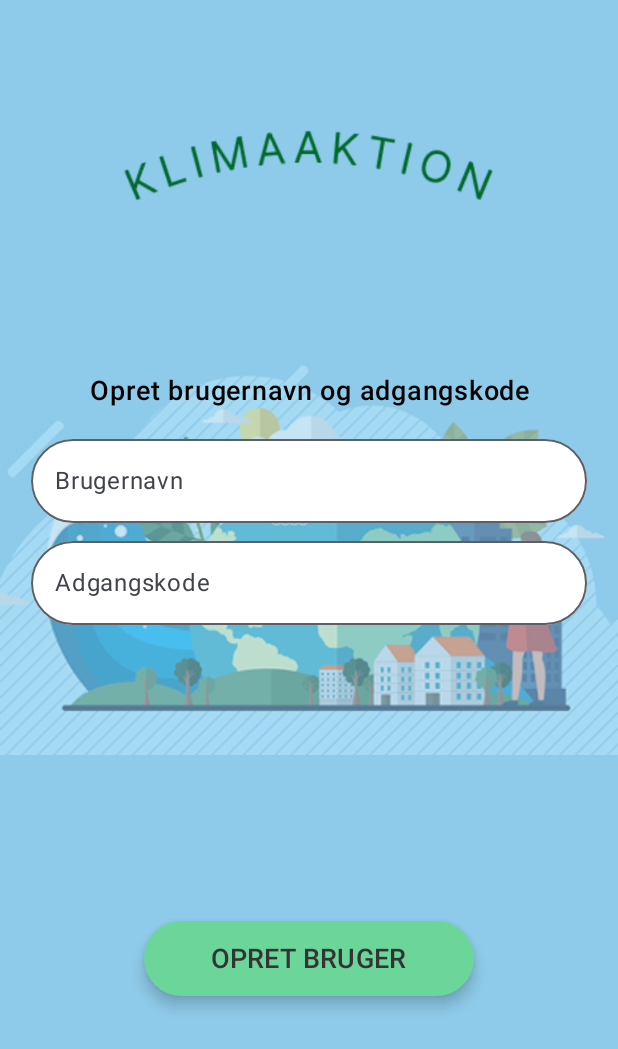
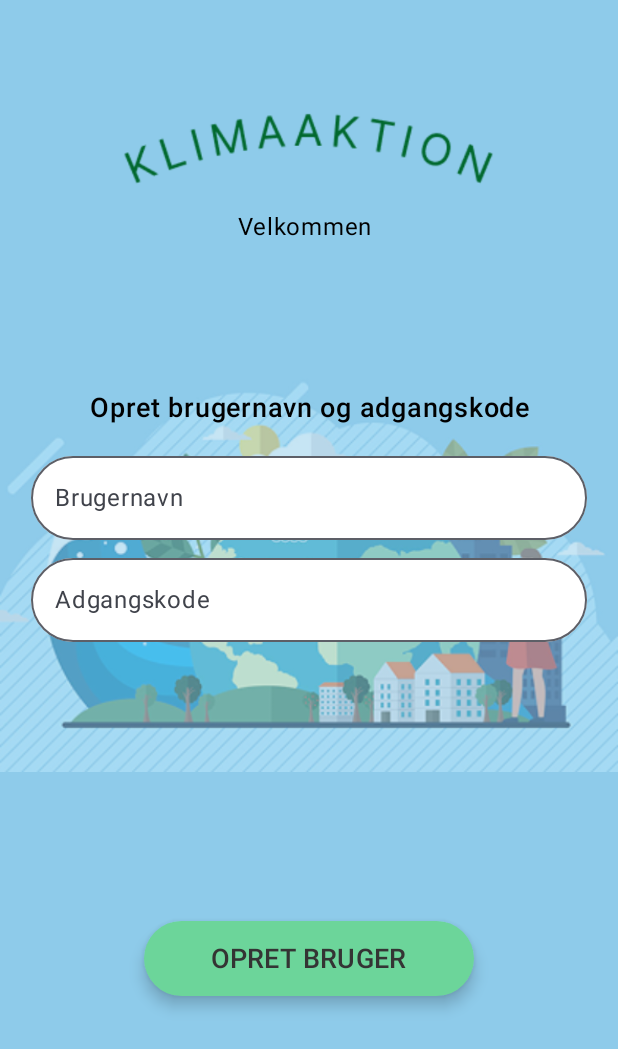
Before and after one commit to njgroenbech/Klimaapplikation, an Android app built with Jetpack Compose: the CreateUserScreen screen opened through its navigation route, on a phone screen of 412 x 824 dp. Shown: the top 1049 px of the screen. Run offline under Robolectric (Android 15) with nearby library versions, the phone set to English and light mode, and no system bars.

Commit message:
Tilføjelse af velkommen besked

```diff
--- a/app/src/main/java/com/example/klimaaktion/view/createuserscreen/CreateUserScreen.kt
+++ b/app/src/main/java/com/example/klimaaktion/view/createuserscreen/CreateUserScreen.kt
@@ -45,7 +45,6 @@ fun CreateUserScreen(navController: NavController) {
     var usernameText by remember { mutableStateOf("") }
     var passwordText by remember { mutableStateOf("") }
 
-    // Linje 47-84 er fra frontscreen packagen lavet af Felix
     Box(
         modifier = Modifier
             .fillMaxSize()
@@ -68,7 +67,10 @@ fun CreateUserScreen(navController: NavController) {
                     .width(400.dp)
                     .height(60.dp)
             )
-            // Vi bruger denne funktion for at kunne skalere billedet udover skærmens størrelse
+
+            Text("Velkommen ${usernameText}")
+
+            // Linje 75-87 er taget fra frontscreen package
             BoxWithConstraints(
                 modifier = Modifier.fillMaxWidth(),
                 contentAlignment = Alignment.Center
```
